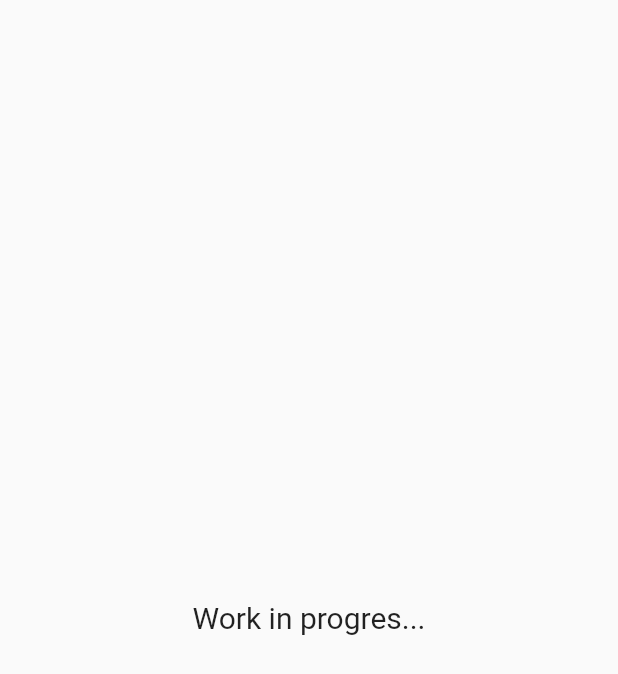
After one commit to oishigyunyu/car_aoo, a Flutter app: the CameraView screen opened directly, on a phone screen of 412 x 824 dp. The commit adds this screen. Shown: the top 674 px of the screen. Run offline on Flutter 3.47's test engine with Material 2 defaults, Android fonts, the phone set to English and light mode, and no system bars; our stand-ins replace stop_watch_timer.

```diff
--- /dev/null
+++ b/lib/camera_view.dart
@@ -0,0 +1,29 @@
+import 'package:flutter/material.dart';
+
+class CameraView extends StatefulWidget {
+  const CameraView({Key? key}) : super(key: key);
+
+  @override
+  State<CameraView> createState() => _CameraViewState();
+}
+
+class _CameraViewState extends State<CameraView> {
+  @override
+  Widget build(BuildContext context) {
+    return SafeArea(
+      child: Scaffold(
+        body: InkWell(
+          onTap: () {
+            Navigator.of(context).pop();
+          },
+          child: Center(
+            child: Text(
+              'Work in progres...',
+              style: TextStyle(fontSize: 20),
+            ),
+          ),
+        ),
+      ),
+    );
+  }
+}
```
Also changed, not shown: lib/menu.dart (+12 -2 lines).
